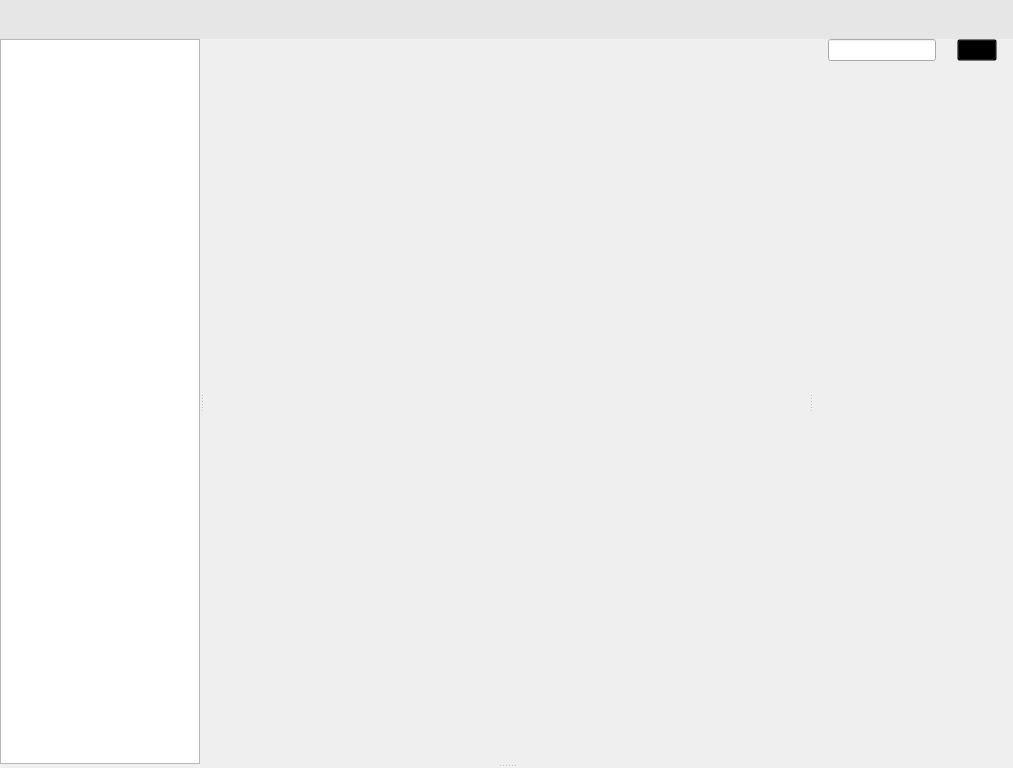
First picture: the form in src/ui/pdfReader.ui, repository geekyAnjali/PdfReading, before the edit.
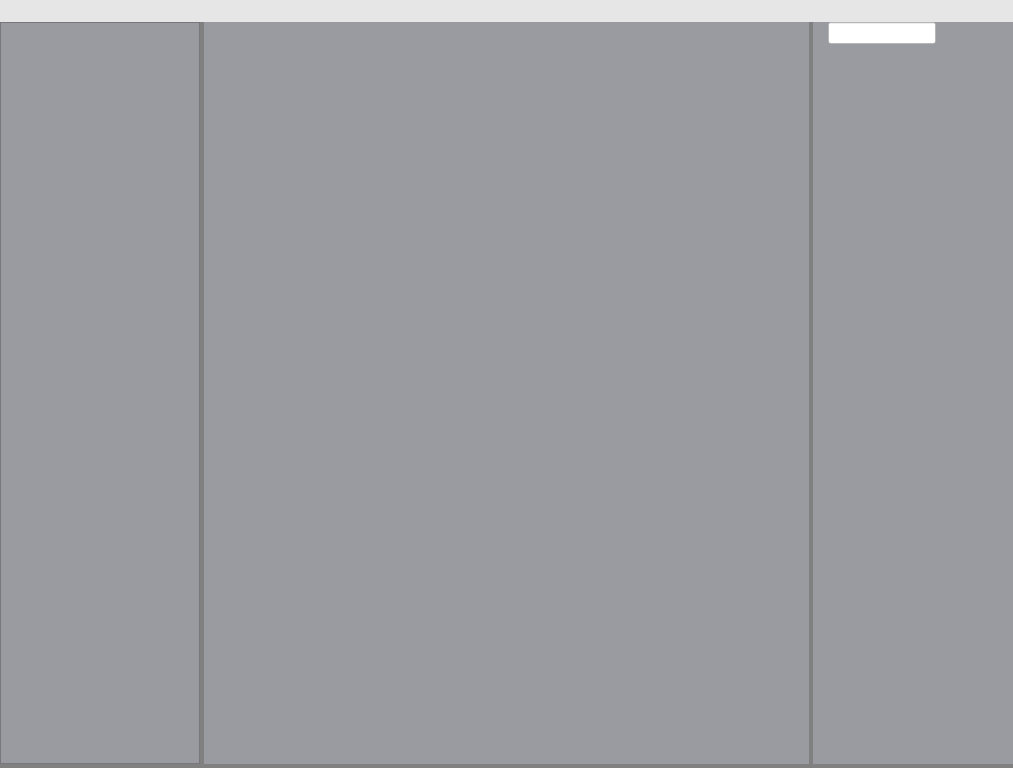
Second picture: the form after the edit. Icons and pictures are not drawn.

```diff
--- a/src/ui/pdfReader.ui
+++ b/src/ui/pdfReader.ui
@@ -18,27 +18,32 @@
     <normaloff>:/Images/stationery.png</normaloff>:/Images/stationery.png</iconset>
   </property>
   <property name="styleSheet">
-   <string notr="true">background-color: rgb(154, 154, 161);
-
+   <string notr="true">QObject{
+background-color: rgb(154, 154, 161);
+}
 QSplitter::handle {
     background: gray;
 }
 
 
-QPushButton {
+    QPushButton:hover {
+border:1px solid grey;
+background-color : grey;
+   
+    }
 
-	background-color: transparent;
+    QPushButton:pressed {
+        background-color: rgb(10,10,10);
+    }
 
- }
 
-/*  QLineEdit{
+QLineEdit{
 background-color: rgb(255, 255, 255);}
 
 QPlainTextEdit{
 
 background-color: rgb(255, 255, 255);}
-
-*/</string>
+</string>
   </property>
   <widget class="QWidget" name="centralwidget">
    <layout class="QVBoxLayout" name="verticalLayout">
@@ -60,33 +65,45 @@
     <item>
      <widget class="QWidget" name="widget" native="true">
       <property name="sizePolicy">
-       <sizepolicy hsizetype="Preferred" vsizetype="Minimum">
+       <sizepolicy hsizetype="Ignored" vsizetype="Minimum">
         <horstretch>0</horstretch>
         <verstretch>0</verstretch>
        </sizepolicy>
       </property>
       <property name="styleSheet">
-       <string notr="true">background-color: rgb(230, 230, 230);</string>
+       <string notr="true">QWidget{
+background-color: rgb(230, 230, 230);
+}
+</string>
       </property>
       <layout class="QGridLayout" name="gridLayout_5">
+       <property name="leftMargin">
+        <number>0</number>
+       </property>
+       <property name="topMargin">
+        <number>0</number>
+       </property>
        <property name="rightMargin">
-        <number>0</number>
+        <number>6</number>
        </property>
        <property name="bottomMargin">
         <number>0</number>
        </property>
+       <property name="spacing">
+        <number>0</number>
+       </property>
        <item row="0" column="2">
         <widget class="QPushButton" name="focus_music_bttn">
          <property name="minimumSize">
           <size>
-           <width>30</width>
-           <height>30</height>
+           <width>20</width>
+           <height>20</height>
           </size>
          </property>
          <property name="maximumSize">
           <size>
-           <width>100</width>
-           <height>100</height>
+           <width>50</width>
+           <height>50</height>
           </size>
          </property>
          <property name="cursor">
@@ -104,10 +121,19 @@
          </property>
          <property name="iconSize">
           <size>
-           <width>50</width>
-           <height>50</height>
+           <width>30</width>
+           <height>30</height>
           </size>
          </property>
+         <property name="autoExclusive">
+          <bool>false</bool>
+         </property>
+         <property name="autoDefault">
+          <bool>false</bool>
+         </property>
+         <property name="default">
+          <bool>false</bool>
+         </property>
          <property name="flat">
           <bool>true</bool>
          </property>
@@ -117,14 +143,14 @@
         <widget class="QPushButton" name="remove_pdf_bttn">
          <property name="minimumSize">
           <size>
-           <width>30</width>
-           <height>30</height>
+           <width>20</width>
+           <height>20</height>
           </size>
          </property>
          <property name="maximumSize">
           <size>
-           <width>100</width>
-           <height>100</height>
+           <width>50</width>
+           <height>50</height>
           </size>
          </property>
          <property name="cursor">
@@ -142,10 +168,19 @@
          </property>
          <property name="iconSize">
           <size>
-           <width>50</width>
-           <height>50</height>
+           <width>30</width>
+           <height>30</height>
           </size>
          </property>
+         <property name="autoExclusive">
+          <bool>false</bool>
+         </property>
+         <property name="autoDefault">
+          <bool>false</bool>
+         </property>
+         <property name="default">
+          <bool>false</bool>
+         </property>
          <property name="flat">
           <bool>true</bool>
          </property>
@@ -168,14 +203,14 @@
         <widget class="QPushButton" name="add_pdf_bttn">
          <property name="minimumSize">
           <size>
-           <width>30</width>
-           <height>30</height>
+           <width>20</width>
+           <height>20</height>
           </size>
          </property>
          <property name="maximumSize">
           <size>
-           <width>100</width>
-           <height>100</height>
+           <width>50</width>
+           <height>50</height>
           </size>
          </property>
          <property name="cursor">
@@ -193,13 +228,22 @@
          </property>
          <property name="iconSize">
           <size>
-           <width>50</width>
-           <height>50</height>
+           <width>30</width>
+           <height>30</height>
           </size>
          </property>
          <property name="autoRepeat">
           <bool>true</bool>
          </property>
+         <property name="autoExclusive">
+          <bool>false</bool>
+         </property>
+         <property name="autoDefault">
+          <bool>false</bool>
+         </property>
+         <property name="default">
+          <bool>false</bool>
+         </property>
          <property name="flat">
           <bool>true</bool>
          </property>
@@ -209,14 +253,14 @@
         <widget class="QPushButton" name="focus_time_bttn">
          <property name="minimumSize">
           <size>
-           <width>30</width>
-           <height>30</height>
+           <width>20</width>
+           <height>20</height>
           </size>
          </property>
          <property name="maximumSize">
           <size>
-           <width>100</width>
-           <height>100</height>
+           <width>50</width>
+           <height>50</height>
           </size>
          </property>
          <property name="cursor">
@@ -234,10 +278,19 @@
          </property>
          <property name="iconSize">
           <size>
-           <width>50</width>
-           <height>50</height>
+           <width>30</width>
+           <height>30</height>
           </size>
          </property>
+         <property name="autoExclusive">
+          <bool>false</bool>
+         </property>
+         <property name="autoDefault">
+          <bool>false</bool>
+         </property>
+         <property name="default">
+          <bool>false</bool>
+         </property>
          <property name="flat">
           <bool>true</bool>
          </property>
@@ -247,14 +300,14 @@
         <widget class="QPushButton" name="dark_mode_bttn">
          <property name="minimumSize">
           <size>
-           <width>30</width>
-           <height>30</height>
+           <width>20</width>
+           <height>20</height>
           </size>
          </property>
          <property name="maximumSize">
           <size>
-           <width>100</width>
-           <height>100</height>
+           <width>50</width>
+           <height>50</height>
           </size>
          </property>
          <property name="cursor">
@@ -272,10 +325,19 @@
          </property>
          <property name="iconSize">
           <size>
-           <width>50</width>
-           <height>50</height>
+           <width>30</width>
+           <height>30</height>
           </size>
          </property>
+         <property name="autoExclusive">
+          <bool>false</bool>
+         </property>
+         <property name="autoDefault">
+          <bool>false</bool>
+         </property>
+         <property name="default">
+          <bool>false</bool>
+         </property>
          <property name="flat">
           <bool>true</bool>
          </property>
@@ -285,14 +347,14 @@
         <widget class="QPushButton" name="read_stats_bttn">
          <property name="minimumSize">
           <size>
-           <width>30</width>
-           <height>30</height>
+           <width>20</width>
+           <height>20</height>
           </size>
          </property>
          <property name="maximumSize">
           <size>
-           <width>100</width>
-           <height>100</height>
+           <width>50</width>
+           <height>50</height>
           </size>
          </property>
          <property name="cursor">
@@ -310,10 +372,19 @@
          </property>
          <property name="iconSize">
           <size>
-           <width>50</width>
-           <height>50</height>
+           <width>30</width>
+           <height>30</height>
           </size>
          </property>
+         <property name="autoExclusive">
+          <bool>false</bool>
+         </property>
+         <property name="autoDefault">
+          <bool>false</bool>
+         </property>
+         <property name="default">
+          <bool>false</bool>
+         </property>
          <property name="flat">
           <bool>true</bool>
          </property>
@@ -324,6 +395,12 @@
     </item>
     <item>
      <widget class="QWidget" name="widget_3" native="true">
+      <property name="sizePolicy">
+       <sizepolicy hsizetype="Ignored" vsizetype="Ignored">
+        <horstretch>0</horstretch>
+        <verstretch>0</verstretch>
+       </sizepolicy>
+      </property>
       <layout class="QGridLayout" name="gridLayout">
        <property name="leftMargin">
         <number>0</number>
@@ -352,6 +429,12 @@
           <bool>true</bool>
          </property>
          <widget class="QWidget" name="widget_pdf" native="true">
+          <property name="sizePolicy">
+           <sizepolicy hsizetype="Ignored" vsizetype="Ignored">
+            <horstretch>0</horstretch>
+            <verstretch>0</verstretch>
+           </sizepolicy>
+          </property>
           <layout class="QGridLayout" name="gridLayout_2">
            <property name="leftMargin">
             <number>0</number>
@@ -381,7 +464,7 @@
              </property>
              <widget class="QListWidget" name="listWidget">
               <property name="sizePolicy">
-               <sizepolicy hsizetype="Maximum" vsizetype="Minimum">
+               <sizepolicy hsizetype="Ignored" vsizetype="Ignored">
                 <horstretch>0</horstretch>
                 <verstretch>0</verstretch>
                </sizepolicy>
@@ -419,7 +502,7 @@
              </widget>
              <widget class="QWidget" name="widget_4" native="true">
               <property name="sizePolicy">
-               <sizepolicy hsizetype="Minimum" vsizetype="Preferred">
+               <sizepolicy hsizetype="Ignored" vsizetype="Ignored">
                 <horstretch>0</horstretch>
                 <verstretch>0</verstretch>
                </sizepolicy>
@@ -447,7 +530,7 @@
              </widget>
              <widget class="QWidget" name="search_widget" native="true">
               <property name="sizePolicy">
-               <sizepolicy hsizetype="Fixed" vsizetype="Preferred">
+               <sizepolicy hsizetype="Ignored" vsizetype="Ignored">
                 <horstretch>0</horstretch>
                 <verstretch>0</verstretch>
                </sizepolicy>
@@ -468,18 +551,6 @@
                <string notr="true"/>
               </property>
               <layout class="QGridLayout" name="gridLayout_4">
-               <property name="leftMargin">
-                <number>0</number>
-               </property>
-               <property name="topMargin">
-                <number>0</number>
-               </property>
-               <property name="rightMargin">
-                <number>0</number>
-               </property>
-               <property name="bottomMargin">
-                <number>0</number>
-               </property>
                <item row="0" column="0">
                 <widget class="QLineEdit" name="lineEdit">
                  <property name="sizePolicy">
@@ -488,6 +559,12 @@
                    <verstretch>0</verstretch>
                   </sizepolicy>
                  </property>
+                 <property name="tabletTracking">
+                  <bool>false</bool>
+                 </property>
+                 <property name="styleSheet">
+                  <string notr="true">background-color: rgb(255, 255, 255);</string>
+                 </property>
                  <property name="dragEnabled">
                   <bool>false</bool>
                  </property>
@@ -505,7 +582,7 @@
                   <cursorShape>PointingHandCursor</cursorShape>
                  </property>
                  <property name="styleSheet">
-                  <string notr="true">background-color:transparent;</string>
+                  <string notr="true"/>
                  </property>
                  <property name="text">
                   <string/>
@@ -520,9 +597,12 @@
                    <height>20</height>
                   </size>
                  </property>
+                 <property name="flat">
+                  <bool>true</bool>
+                 </property>
                 </widget>
                </item>
-               <item row="2" column="0" colspan="2">
+               <item row="1" column="0">
                 <widget class="QLabel" name="label">
                  <property name="sizePolicy">
                   <sizepolicy hsizetype="Maximum" vsizetype="Preferred">
```
Left out of the diff: 3 changed lines with no effect on the pictures.
